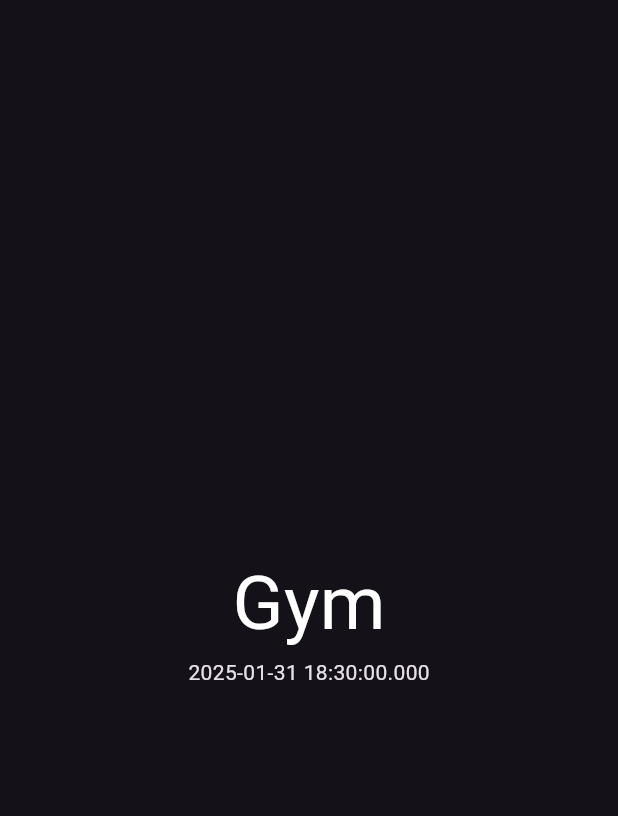
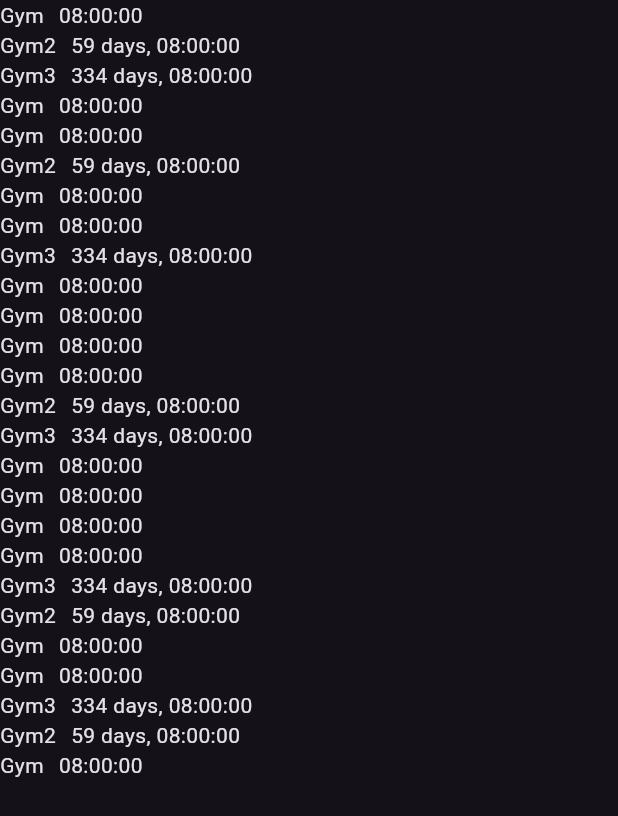
Before and after one commit to doktormacak/countdown, a Flutter app: the first screen one second after launch, on a phone screen of 412 x 824 dp. Shown: the top 816 px of the screen. Run offline on Flutter 3.47's test engine with Material 3 defaults, Android fonts, the phone set to English and light mode, and no system bars; our stand-ins replace freezed_annotation.

Commit message:
sets up architecture and creates simple timer

```diff
--- /dev/null
+++ b/countdown/lib/ui/view_model/countdown_view_model.dart
@@ -0,0 +1,32 @@
+import 'dart:async';
+
+class CountdownManager {
+  static final CountdownManager _instance = CountdownManager._internal();
+  factory CountdownManager() => _instance;
+  CountdownManager._internal();
+
+  Timer? _timer;
+  final _controller = StreamController<void>.broadcast();
+
+  Stream<void> get stream => _controller.stream;
+
+  void start() {
+    if (_timer?.isActive ?? false) return;
+
+    _timer = Timer.periodic(const Duration(seconds: 1), (_) {
+      if (!_controller.isClosed) {
+        _controller.add(null);
+      }
+    });
+  }
+
+  void stop() {
+    _timer?.cancel();
+    _timer = null;
+  }
+
+  void dispose() {
+    stop();
+    _controller.close();
+  }
+}
--- a/countdown/lib/ui/widgets/countdown_events_screen.dart
+++ b/countdown/lib/ui/widgets/countdown_events_screen.dart
@@ -1,4 +1,5 @@
 import 'package:countdown/domain/models/countdown_event/countdown_event.dart';
+import 'package:countdown/ui/widgets/countdown_timer_widget.dart';
 import 'package:flutter/material.dart';
 
 import '../../domain/models/repeat_config/repeat_config.dart';
@@ -20,21 +21,108 @@ class CountdownEventsScreen extends StatelessWidget {
           interval: 1,
         ));
 
+    final event2 = CountdownEvent.create(
+        name: 'Gym2',
+        dateTime: DateTime.parse('2025-03-31 18:30:00'),
+        timezone: 'Europe/Berlin',
+        isRepeating: true,
+        repeatConfig: const RepeatConfiguration(
+          type: RepeatType.daily,
+          interval: 1,
+        ));
+
+    final event3 = CountdownEvent.create(
+        name: 'Gym3',
+        dateTime: DateTime.parse('2025-12-31 18:30:00'),
+        timezone: 'Europe/Berlin',
+        isRepeating: true,
+        repeatConfig: const RepeatConfiguration(
+          type: RepeatType.daily,
+          interval: 1,
+        ));
+
     return Scaffold(
-      body: Center(
-        child: Column(
-          mainAxisAlignment: MainAxisAlignment.center,
-          children: [
-            Text(
-              event.name,
-              style: const TextStyle(
-                fontSize: 50,
-                color: Colors.white,
-              ),
-            ),
-            Text(event.dateTime.toString()),
-          ],
-        ),
+      body: ListView(
+        children: [
+          CountDownTimer(
+            event: event,
+          ),
+          CountDownTimer(
+            event: event2,
+          ),
+          CountDownTimer(
+            event: event3,
+          ),
+          CountDownTimer(
+            event: event,
+          ),
+          CountDownTimer(
+            event: event,
+          ),
+          CountDownTimer(
+            event: event2,
+          ),
+          CountDownTimer(
+            event: event,
+          ),
+          CountDownTimer(
+            event: event,
+          ),
+          CountDownTimer(
+            event: event3,
+          ),
+          CountDownTimer(
+            event: event,
+          ),
+          CountDownTimer(
+            event: event,
+          ),
+          CountDownTimer(
+            event: event,
+          ),
+          CountDownTimer(
+            event: event,
+          ),
+          CountDownTimer(
+            event: event2,
+          ),
+          CountDownTimer(
+            event: event3,
+          ),
+          CountDownTimer(
+            event: event,
+          ),
+          CountDownTimer(
+            event: event,
+          ),
+          CountDownTimer(
+            event: event,
+          ),
+          CountDownTimer(
+            event: event,
+          ),
+          CountDownTimer(
+            event: event3,
+          ),
+          CountDownTimer(
+            event: event2,
+          ),
+          CountDownTimer(
+            event: event,
+          ),
+          CountDownTimer(
+            event: event,
+          ),
+          CountDownTimer(
+            event: event3,
+          ),
+          CountDownTimer(
+            event: event2,
+          ),
+          CountDownTimer(
+            event: event,
+          )
+        ],
       ),
     );
   }
--- /dev/null
+++ b/countdown/lib/ui/widgets/countdown_timer_widget.dart
@@ -0,0 +1,70 @@
+import 'dart:async';
+
+import 'package:countdown/domain/models/countdown_event/countdown_event.dart';
+import 'package:countdown/ui/view_model/countdown_view_model.dart';
+import 'package:flutter/material.dart';
+
+class CountDownTimer extends StatefulWidget {
+  final CountdownEvent event;
+  const CountDownTimer({super.key, required this.event});
+
+  @override
+  State<CountDownTimer> createState() => _CountDownTimerState();
+}
+
+class _CountDownTimerState extends State<CountDownTimer> {
+  late final StreamSubscription _subscription;
+
+  @override
+  void initState() {
+    super.initState();
+    final manager = CountdownManager();
+    manager.start();
+
+    _subscription = manager.stream.listen(
+      (_) {
+        if (mounted) {
+          setState(
+            () {},
+          );
+        }
+      },
+    );
+  }
+
+  @override
+  void dispose() {
+    _subscription.cancel();
+    super.dispose();
+  }
+
+  @override
+  Widget build(BuildContext context) {
+    final remainingTime = widget.event.getRemainingDuration();
+    return Row(
+      spacing: 10,
+      mainAxisAlignment: MainAxisAlignment.start,
+      children: [
+        Text(widget.event.name),
+        Text(_formatDuration(remainingTime)),
+      ],
+    );
+  }
+
+  String _formatDuration(Duration duration) {
+    if (duration.isNegative) return 'Completed';
+
+    final days = duration.inDays;
+    final hours = duration.inHours % 24;
+    final minutes = duration.inMinutes % 60;
+    final seconds = duration.inSeconds % 60;
+
+    if (days > 0) {
+      return '$days days, ${hours.toString().padLeft(2, '0')}:${minutes.toString().padLeft(2, '0')}:${seconds.toString().padLeft(2, '0')}';
+    } else if (hours > 0) {
+      return '${hours.toString().padLeft(2, '0')}:${minutes.toString().padLeft(2, '0')}:${seconds.toString().padLeft(2, '0')}';
+    } else {
+      return '${minutes.toString().padLeft(2, '0')}:${seconds.toString().padLeft(2, '0')}';
+    }
+  }
+}
--- a/countdown/pubspec.yaml
+++ b/countdown/pubspec.yaml
@@ -37,6 +37,7 @@ dependencies:
   cupertino_icons: ^1.0.8
   freezed_annotation: ^2.4.4
   uuid: ^4.5.1
+  intl: ^0.20.2
 
 dev_dependencies:
   flutter_test:
```
Also changed, not shown: countdown/pubspec.lock.
